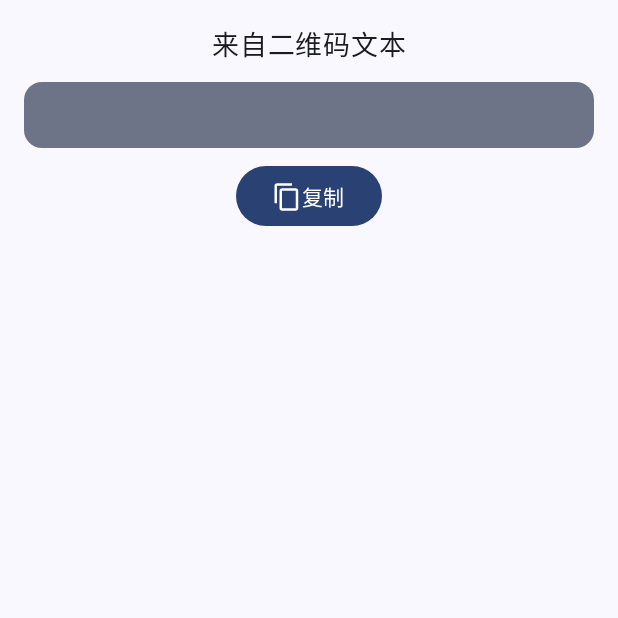
After one commit to yearsyan/YAAD, an Android app built with Jetpack Compose: the composable QrResultPreview called with empty values, on a phone screen of 412 x 824 dp, the top half of it. The commit adds this screen. Run offline under Robolectric (Android 15) with nearby library versions, the phone set to English and light mode, and no system bars; libraries missing offline, so code that uses them is left out: com.kongzue.dialogx, com.tencent.mmkv.

Commit message:
feat: improve QR code scan result handling - Add trusted host support for HTTP links - Enhance QR result preview UI - Add WiFi connection support - Improve system router preview card

```diff
--- /dev/null
+++ b/app/src/main/java/io/github/yearsyan/yaad/db/TrustHost.kt
@@ -0,0 +1,6 @@
+package io.github.yearsyan.yaad.db
+
+val BuildInTrustHost = listOf<String>(
+    "www.bilibili.com",
+    "juejin.cn"
+)
--- a/app/src/main/java/io/github/yearsyan/yaad/ui/components/QRResultView.kt
+++ b/app/src/main/java/io/github/yearsyan/yaad/ui/components/QRResultView.kt
@@ -24,7 +24,7 @@ import androidx.core.view.WindowCompat
 import androidx.fragment.app.DialogFragment
 import com.google.android.material.bottomsheet.BottomSheetDialog
 import io.github.yearsyan.yaad.R
-import io.github.yearsyan.yaad.ui.components.preview.TextPreview
+import io.github.yearsyan.yaad.ui.components.preview.QrResultPreview
 
 class QRResultDialogFragment(val onDismissListener: () -> Unit = {}) :
     DialogFragment() {
@@ -103,6 +103,6 @@ fun QRResultView(data: String, modifier: Modifier = Modifier) {
             ),
         colors = CardDefaults.cardColors(containerColor = Color(0xFFE3F2FD))
     ) {
-        Box(modifier = Modifier.wrapContentSize()) { TextPreview(data = data) }
+        Box(modifier = Modifier.wrapContentSize()) { QrResultPreview(data = data) }
     }
 }
--- /dev/null
+++ b/app/src/main/java/io/github/yearsyan/yaad/ui/components/preview/QrResultPreview.kt
@@ -0,0 +1,145 @@
+package io.github.yearsyan.yaad.ui.components.preview
+
+import android.content.Context
+import androidx.compose.animation.animateContentSize
+import androidx.compose.foundation.layout.Box
+import androidx.compose.foundation.layout.Column
+import androidx.compose.foundation.layout.IntrinsicSize
+import androidx.compose.foundation.layout.PaddingValues
+import androidx.compose.foundation.layout.Row
+import androidx.compose.foundation.layout.Spacer
+import androidx.compose.foundation.layout.fillMaxWidth
+import androidx.compose.foundation.layout.height
+import androidx.compose.foundation.layout.padding
+import androidx.compose.foundation.layout.size
+import androidx.compose.material.icons.Icons
+import androidx.compose.material.icons.filled.ContentCopy
+import androidx.compose.material3.Button
+import androidx.compose.material3.Card
+import androidx.compose.material3.CardDefaults
+import androidx.compose.material3.Icon
+import androidx.compose.material3.IconButton
+import androidx.compose.material3.MaterialTheme
+import androidx.compose.material3.Text
+import androidx.compose.runtime.Composable
+import androidx.compose.ui.Alignment
+import androidx.compose.ui.Modifier
+import androidx.compose.ui.graphics.Color
+import androidx.compose.ui.platform.LocalContext
+import androidx.compose.ui.unit.dp
+import androidx.compose.ui.unit.sp
+import io.github.yearsyan.yaad.services.UrlHandler
+import io.github.yearsyan.yaad.utils.ClipboardUtils
+import io.github.yearsyan.yaad.utils.getComponentInfo
+import io.github.yearsyan.yaad.utils.toWifiOrNull
+
+enum class PreviewType {
+    Http,
+    SystemRouter,
+    Wifi,
+    Text
+}
+
+fun getPreviewType(context: Context, data: String): PreviewType {
+    if (UrlHandler.isHttpLink(data)) {
+        return PreviewType.Http
+    } else if (UrlHandler.canRoute(context, data)) {
+        return PreviewType.SystemRouter
+    } else if (UrlHandler.isWifiShare(data)) {
+        return PreviewType.Wifi
+    }
+    return PreviewType.Text
+}
+
+
+@Composable
+fun TextPreview(text: String, modifier: Modifier = Modifier) {
+    val context = LocalContext.current
+    Card(
+        modifier = modifier.fillMaxWidth(),
+        colors = CardDefaults.cardColors(containerColor = Color.Transparent)
+    )  {
+        Column (
+            modifier = Modifier.padding(16.dp),
+            horizontalAlignment = Alignment.CenterHorizontally
+        ) {
+
+            Text(
+                text = "来自二维码文本",
+                fontSize = 18.sp,
+                color = MaterialTheme.colorScheme.onBackground
+            )
+
+            Spacer(modifier = Modifier.height(12.dp))
+
+            Card(
+                modifier = Modifier
+                    .fillMaxWidth(),
+                colors = CardDefaults.cardColors(
+                    containerColor = MaterialTheme.colorScheme.secondaryContainer
+                )
+            ) {
+                Box (
+                    modifier = Modifier.padding(12.dp)
+                ) {
+                    Text(
+                        text = text,
+                        style = MaterialTheme.typography.bodyMedium
+                    )
+                }
+            }
+
+            Spacer(modifier = Modifier.height(8.dp))
+
+            Button(
+                onClick = {
+                    ClipboardUtils.writeText(context, text)
+                }
+            ) {
+                Row (
+                    verticalAlignment = Alignment.CenterVertically
+                ){
+                    Icon(
+                        Icons.Default.ContentCopy,
+                        modifier = Modifier.size(20.dp),
+                        contentDescription = "复制"
+                    )
+                    Text("复制")
+                }
+            }
+        }
+    }
+}
+
+@Composable
+fun QrResultPreview(data: String, modifier: Modifier = Modifier) {
+    val context = LocalContext.current
+    val previewType = getPreviewType(context, data)
+    Box(
+        modifier =
+            modifier.padding(
+                PaddingValues(
+                    start = 0.dp,
+                    end = 0.dp,
+                    top = 0.dp,
+                    bottom = 12.dp
+                )
+            )
+    ) {
+        when (previewType) {
+            PreviewType.Http -> HttpPreviewCard(data)
+            PreviewType.SystemRouter -> {
+                val comp = UrlHandler.getComponent(context, data)
+                comp?.getComponentInfo(context)?.let {
+                    SystemRouterPreviewCard(data, it)
+                }
+            }
+            PreviewType.Wifi -> {
+                data.toWifiOrNull()?.let {
+                    WifiPreviewCard(it)
+                }
+            }
+            PreviewType.Text -> TextPreview(data)
+        }
+    }
+}
```
Also changed, not shown: app/src/main/AndroidManifest.xml (+69 -0 lines), app/src/main/java/io/github/yearsyan/yaad/services/UrlHandler.kt (+44 -0 lines), app/src/main/java/io/github/yearsyan/yaad/ui/components/preview/HttpPreviewCard.kt (+6 -5 lines), app/src/main/java/io/github/yearsyan/yaad/ui/components/preview/SystemRouterPreviewCard.kt (+64 -20 lines), app/src/main/java/io/github/yearsyan/yaad/ui/components/preview/TextPreview.kt (deleted, +0 -63 lines), app/src/main/java/io/github/yearsyan/yaad/ui/components/preview/WifiPreviewCard.kt (+10 -8 lines), app/src/main/java/io/github/yearsyan/yaad/utils/AppUtils.kt (added, +26 -0 lines), app/src/main/java/io/github/yearsyan/yaad/utils/QRUtils.kt (+44 -0 lines).
